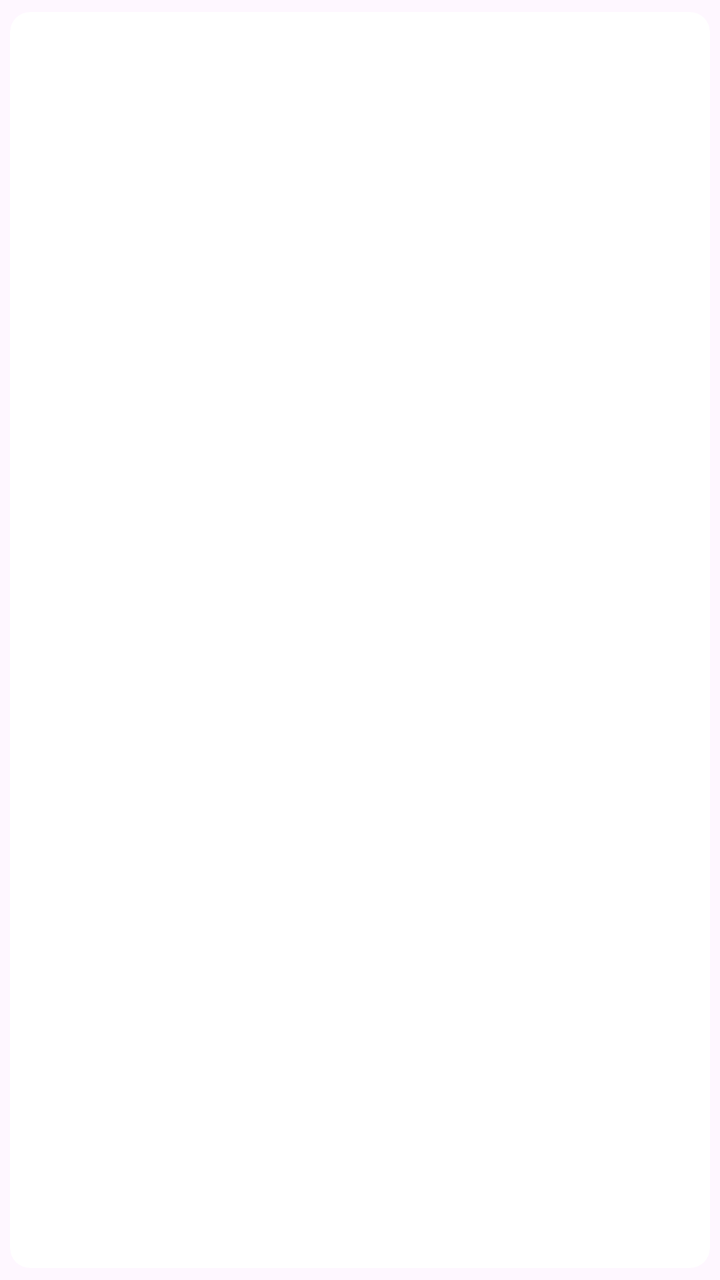
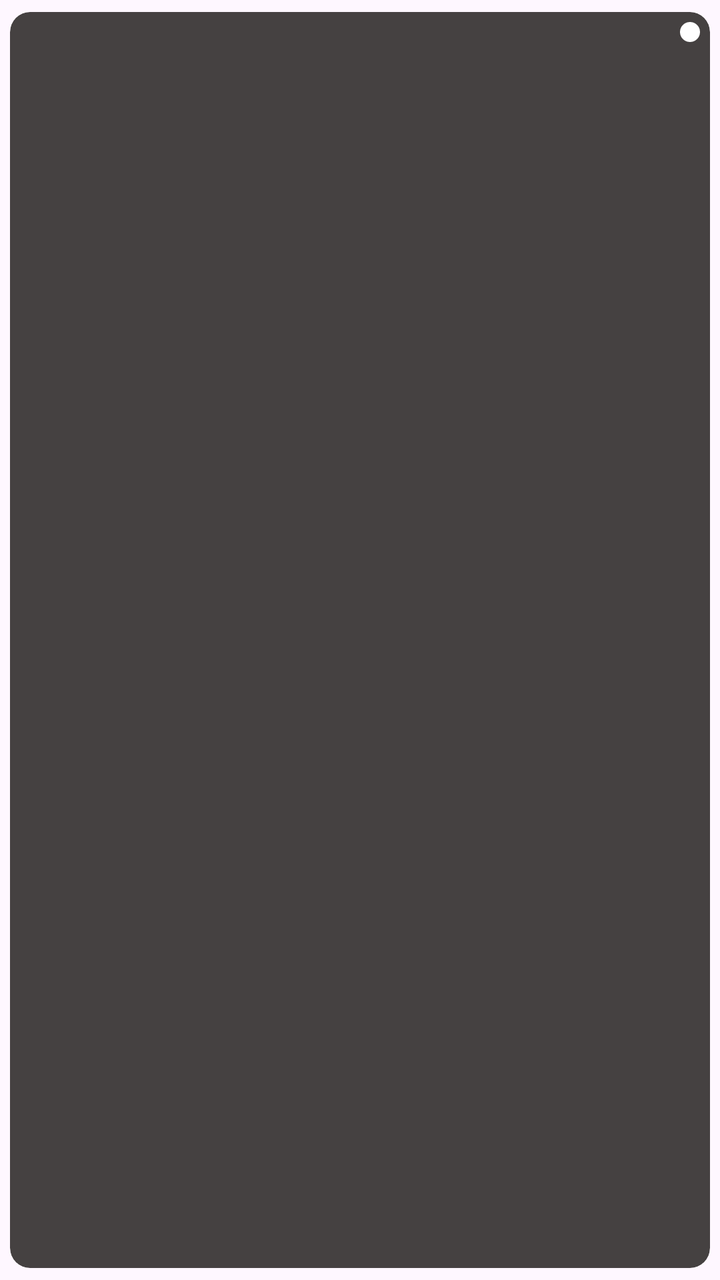

Before-and-after screenshots of an Android layout around one commit, followed by the original layout XML and the change that was made.
<!-- AndroidManifest.xml: application theme Theme.FastMart -->
<!-- res/layout/carousel_layout.xml -->
<?xml version="1.0" encoding="utf-8"?>
<androidx.cardview.widget.CardView xmlns:android="http://schemas.android.com/apk/res/android"
    android:layout_width="match_parent"
    android:layout_height="match_parent"
    xmlns:app="http://schemas.android.com/apk/res-auto"
    app:cardElevation="0dp"
    app:cardCornerRadius="10dp"
    app:cardUseCompatPadding="true"
    >
    <RelativeLayout
        android:layout_width="match_parent"
        android:layout_height="wrap_content"
        >
        <LinearLayout
            android:layout_width="match_parent"
            android:layout_height="wrap_content"
            android:orientation="horizontal"
            android:padding="20dp"
            android:baselineAligned="false"
            >
            <LinearLayout
                android:layout_width="0dp"
                android:layout_height="wrap_content"
                android:layout_weight="0.4"
                android:orientation="horizontal"
                android:gravity="center"
                >
                <ImageView
                    android:id="@+id/carousel_image"
                    android:layout_width="100dp"
                    android:layout_height="100dp"
                    android:contentDescription="@string/image_description"/>
            </LinearLayout>

            <LinearLayout
                android:layout_width="0dp"
                android:layout_height="wrap_content"
                android:layout_weight="0.6"
                android:gravity="center"
                android:orientation="vertical"
                android:layout_gravity="center"
                >

                <TextView
                    android:id="@+id/carousel_category"
                    android:layout_width="match_parent"
                    android:layout_height="wrap_content"
                    />

                <LinearLayout
                    android:layout_width="match_parent"
                    android:layout_height="wrap_content"
                    android:orientation="horizontal"
                    >

                    <TextView
                        android:id="@+id/carousel_discounted_price"
                        android:layout_width="wrap_content"
                        android:layout_height="wrap_content"
                        android:textColor="@color/red"
                        android:textSize="15sp"
                        android:textStyle="bold"
                        android:layout_marginEnd="5dp"
                        />

                    <TextView
                        android:id="@+id/carousel_original_price"
                        android:layout_width="wrap_content"
                        android:layout_height="wrap_content"
                        android:textSize="13sp"
                        android:textColor="@color/discounted_tag_color"
                        android:textAlignment="viewStart"
                        />
                </LinearLayout>

                <TextView
                    android:id="@+id/carousel_item_name"
                    android:layout_width="match_parent"
                    android:layout_height="wrap_content"
                    android:textSize="18sp"
                    />

                <TextView
                    android:id="@+id/carousel_item_description"
                    android:layout_width="match_parent"
                    android:layout_height="wrap_content"
                    android:ellipsize="end"
                    android:maxLines="1"
                    />
            </LinearLayout>
        </LinearLayout>
        <ImageButton
            android:id="@+id/fav_img_carousel"
            android:layout_width="wrap_content"
            android:layout_height="wrap_content"
            android:contentDescription="@string/favorite_img"
            android:background="@drawable/bg_fav_btn"
            android:layout_alignParentEnd="true"
            android:layout_margin="5dp"
            />
    </RelativeLayout>
</androidx.cardview.widget.CardView>
<!-- resources referenced by this layout -->
<resources>
  <color name="discounted_tag_color">#04D5C3</color>
  <color name="red">#FF0000</color>
  <!-- drawable bg_fav_btn (drawable) -->
  <?xml version="1.0" encoding="utf-8"?>
  <shape xmlns:android="http://schemas.android.com/apk/res/android"
      android:shape="rectangle">
      <corners android:radius="50dp"
          />
      <solid android:color="@color/white"/>
      <padding
          android:top="5dp"
          android:right="5dp"
          android:bottom="5dp"
          android:left="5dp"
          />
  </shape>
  <string name="favorite_img">isFavorite</string>
  <string name="image_description">Item Image</string>
  <style name="Theme.FastMart" parent="Base.Theme.FastMart" />
  <color name="white">#FFFFFFFF</color>
  <style name="Base.Theme.FastMart" parent="Theme.Material3.DayNight.NoActionBar">
          
          
          <item name="android:textColor">@color/black</item>
          <item name="loading_bar_color">@color/black</item>
          <item name="deal_of_day_background_color">@color/skinish</item>
          <item name="item_image_color">@color/skinish</item>
          <item name="button_bg_color">@color/black</item>
          <item name="login_signup_bg">@color/trans_bg_shade_light</item>
          <item name="bottom_nav">@color/trans_bg_shade_light</item>
      </style>
  <color name="black">#FF000000</color>
  <color name="skinish">#F4ABB9</color>
  <color name="trans_bg_shade_light">#81C7BCBC</color>
</resources>

<!-- the commit's change to res/layout/carousel_layout.xml (unified diff, before → after) -->
@@ -6,6 +6,7 @@
     app:cardElevation="0dp"
     app:cardCornerRadius="10dp"
     app:cardUseCompatPadding="true"
+    android:backgroundTint="?deal_of_day_background_color"
     >
     <RelativeLayout
         android:layout_width="match_parent"
@@ -45,6 +46,7 @@
                     android:id="@+id/carousel_category"
                     android:layout_width="match_parent"
                     android:layout_height="wrap_content"
+                    android:textColor="@color/white"
                     />
 
                 <LinearLayout
@@ -78,6 +80,7 @@
                     android:layout_width="match_parent"
                     android:layout_height="wrap_content"
                     android:textSize="18sp"
+                    android:textColor="@color/white"
                     />
 
                 <TextView
@@ -86,6 +89,7 @@
                     android:layout_height="wrap_content"
                     android:ellipsize="end"
                     android:maxLines="1"
+                    android:textColor="@color/white"
                     />
             </LinearLayout>
         </LinearLayout>
<!-- resource entries referenced after the edit -->
@@ -25,13 +25,14 @@
           
           <item name="android:textColor">@color/black</item>
           <item name="loading_bar_color">@color/black</item>
-          <item name="deal_of_day_background_color">@color/skinish</item>
+          <item name="deal_of_day_background_color">@color/greyish</item>
           <item name="item_image_color">@color/skinish</item>
           <item name="button_bg_color">@color/black</item>
           <item name="login_signup_bg">@color/trans_bg_shade_light</item>
           <item name="bottom_nav">@color/trans_bg_shade_light</item>
       </style>
   <color name="black">#FF000000</color>
+  <color name="greyish">#454141</color>
   <color name="skinish">#F4ABB9</color>
   <color name="trans_bg_shade_light">#81C7BCBC</color>
 </resources>
